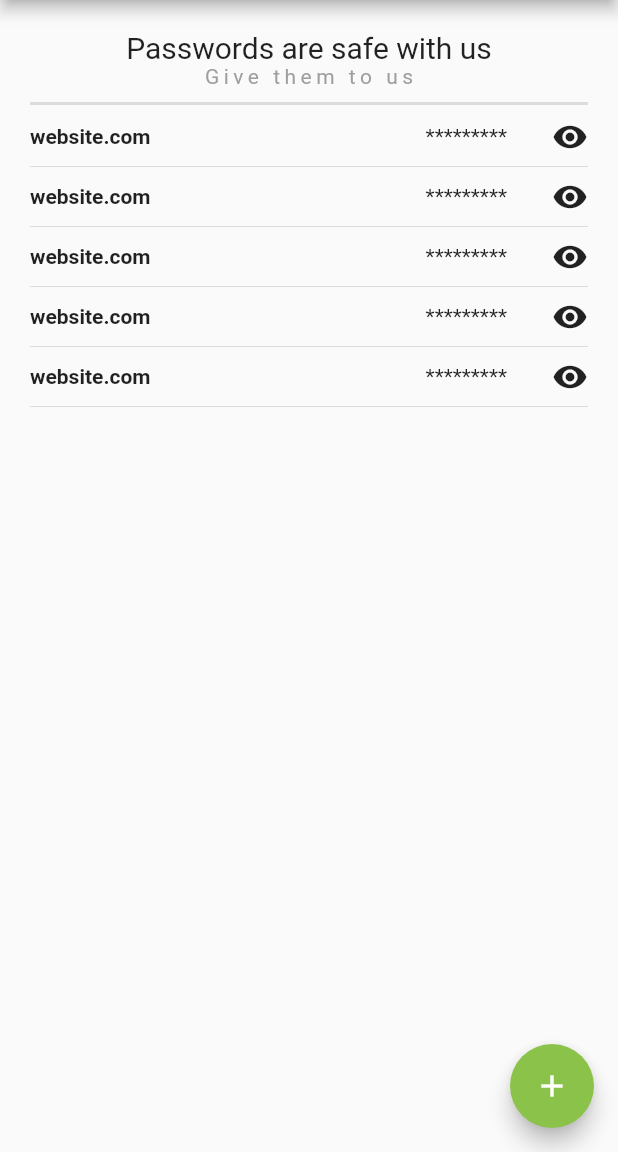
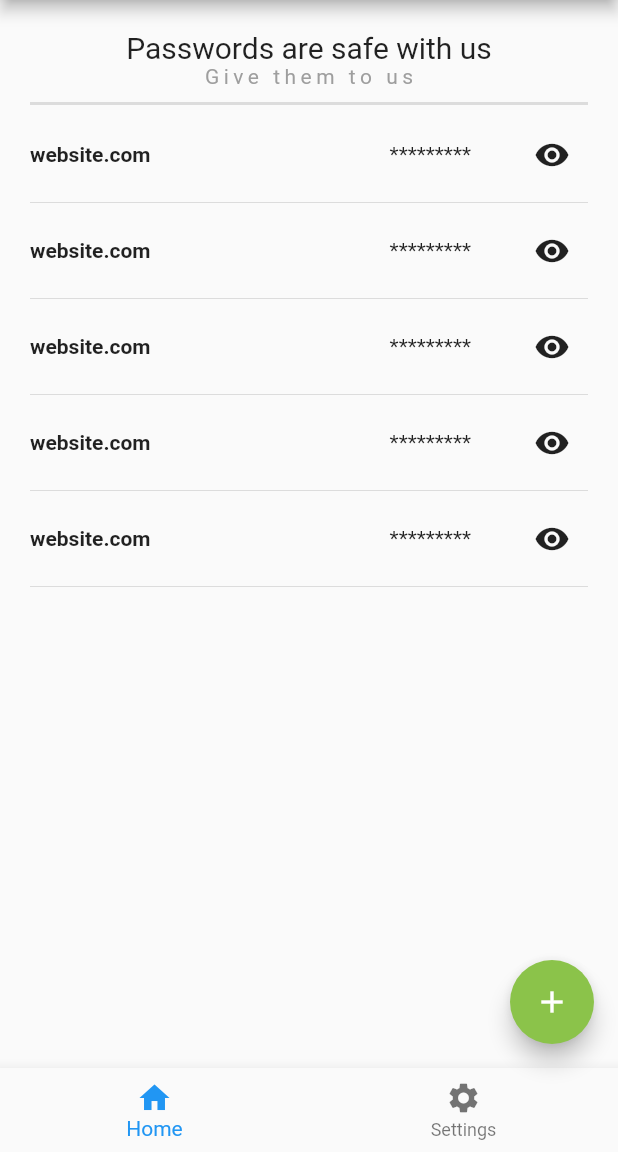
Before and after one commit to Stempnio/password-keeper, a Flutter app: the screen it shows after launch, on a phone screen of 412 x 824 dp, the part 84-1236 px from its top. Run offline on Flutter 3.47's test engine with Material 2 defaults, Android fonts, the phone set to English and light mode, and no system bars; missing offline and left inert: dart:ffi.

Commit message:
add[password_keeper]: bottom navigation bar, state to password row widget, possibility how show and hide passwords

```diff
--- a/lib/main.dart
+++ b/lib/main.dart
@@ -1,3 +1,5 @@
+import 'dart:ffi';
+
 import 'package:flutter/material.dart';
 
 void main() {
@@ -61,6 +63,18 @@ class MyApp extends StatelessWidget {
             ),
           ),
         ),
+        bottomNavigationBar: BottomNavigationBar(
+          items: const [
+            BottomNavigationBarItem(
+              icon: Icon(Icons.home),
+              label: 'Home',
+            ),
+            BottomNavigationBarItem(
+              icon: Icon(Icons.settings),
+              label: 'Settings',
+            ),
+          ],
+        ),
       ),
     );
   }
@@ -95,28 +109,50 @@ class TopWidget extends StatelessWidget {
   }
 }
 
-class PasswordRow extends StatelessWidget {
+class PasswordRow extends StatefulWidget {
   const PasswordRow({Key? key}) : super(key: key);
+
+  @override
+  State<PasswordRow> createState() => _PasswordRowState();
+}
+
+class _PasswordRowState extends State<PasswordRow> {
+  String website = 'website.com';
+  String password = 'password';
+  bool showingPassword = false;
 
   @override
   Widget build(BuildContext context) {
     return Column(
       children: [
         Row(
-          children: const [
+          children: [
             Text(
-              'website.com',
-              style: TextStyle(
+              website,
+              style: const TextStyle(
                 fontWeight: FontWeight.bold,
               ),
             ),
-            Spacer(),
-            Text('*********'),
-            SizedBox(
+            const Spacer(),
+            if (showingPassword) Text(password) else const Text('*********'),
+            const SizedBox(
               width: 30,
             ),
-            Icon(
-              Icons.visibility,
+            IconButton(
+              onPressed: () {
+                setState(() {
+                  if (showingPassword) {
+                    showingPassword = false;
+                  } else {
+                    showingPassword = true;
+                  }
+                });
+              },
+              icon: Icon(
+                showingPassword == true
+                    ? Icons.visibility_off
+                    : Icons.visibility,
+              ),
             ),
           ],
         ),
```
